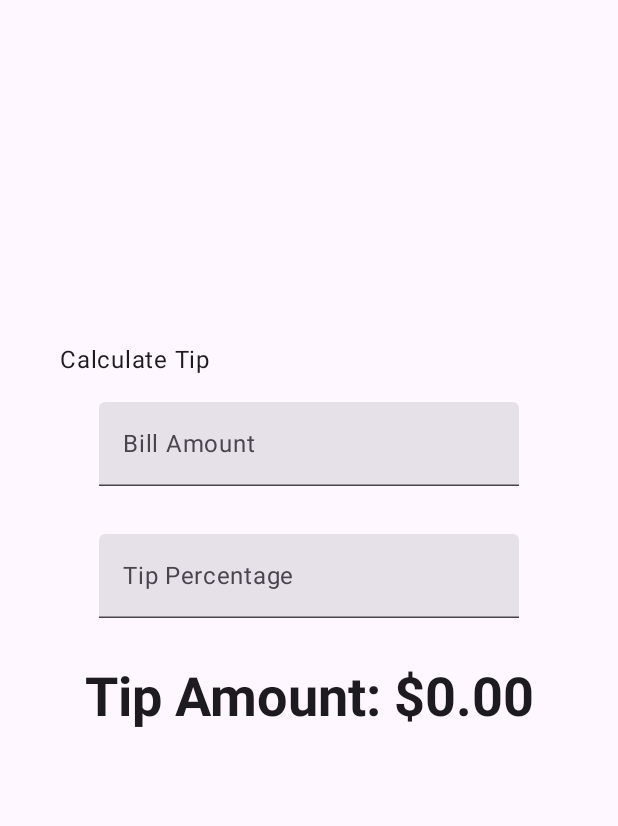
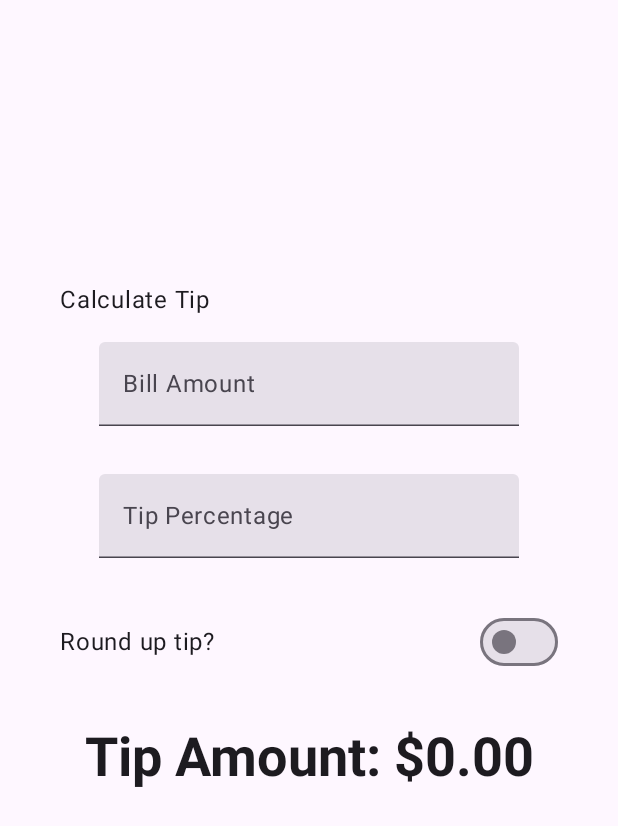
Before and after one commit to curiose/Tip_Calculator, an Android app built with Jetpack Compose: the screen it shows after launch (MainActivity), on a phone screen of 412 x 824 dp. Shown: the top 826 px of the screen. Run offline under Robolectric (Android 15) with nearby library versions, the phone set to English and light mode, and no system bars.

```diff
--- a/app/src/main/java/com/example/tiptime/MainActivity.kt
+++ b/app/src/main/java/com/example/tiptime/MainActivity.kt
@@ -22,16 +22,20 @@ import androidx.activity.enableEdgeToEdge
 import androidx.annotation.StringRes
 import androidx.compose.foundation.layout.Arrangement
 import androidx.compose.foundation.layout.Column
+import androidx.compose.foundation.layout.Row
 import androidx.compose.foundation.layout.Spacer
 import androidx.compose.foundation.layout.fillMaxSize
 import androidx.compose.foundation.layout.fillMaxWidth
 import androidx.compose.foundation.layout.height
 import androidx.compose.foundation.layout.padding
 import androidx.compose.foundation.layout.safeDrawingPadding
+import androidx.compose.foundation.layout.size
 import androidx.compose.foundation.layout.statusBarsPadding
+import androidx.compose.foundation.layout.wrapContentWidth
 import androidx.compose.foundation.text.KeyboardOptions
 import androidx.compose.material3.MaterialTheme
 import androidx.compose.material3.Surface
+import androidx.compose.material3.Switch
 import androidx.compose.material3.Text
 import androidx.compose.material3.TextField
 import androidx.compose.runtime.Composable
@@ -48,6 +52,7 @@ import androidx.compose.ui.tooling.preview.Preview
 import androidx.compose.ui.unit.dp
 import com.example.tiptime.ui.theme.TipTimeTheme
 import java.text.NumberFormat
+import kotlin.math.round
 
 class MainActivity : ComponentActivity() {
     override fun onCreate(savedInstanceState: Bundle?) {
@@ -78,7 +83,11 @@ fun TipTimeLayout() {
     }
     val tipPercent = tipInput.toDoubleOrNull() ?: 0.0
 
-    val tip = calculateTip(amount, tipPercent)
+    var roundUp by remember { // Это переменная для компонуемого состояния Switch, а значением по умолчанию будет значение false.
+        mutableStateOf(false)
+    }
+
+    val tip = calculateTip(amount, tipPercent, roundUp)
     Column(
         modifier = Modifier
             .statusBarsPadding()
@@ -115,11 +124,15 @@ fun TipTimeLayout() {
             modifier = Modifier
                 .fillMaxWidth()
         )
-                Text(
-                    text = stringResource(R.string.tip_amount, tip),
-                    style = MaterialTheme.typography.displaySmall,
-                    modifier = Modifier.padding(top = 32.dp)
-                )
+        RoundTheTipRow(
+            roundUp = roundUp,
+            onRoundUpChanged = {roundUp = it},
+        )
+        Text(
+            text = stringResource(R.string.tip_amount, tip),
+            style = MaterialTheme.typography.displaySmall,
+            modifier = Modifier.padding(top = 32.dp)
+        )
         Spacer(modifier = Modifier.height(150.dp))
     }
 }
@@ -141,13 +154,44 @@ fun EditNumberField( //эта функция создает поле TextField
     )
 }
 
+@Composable
+fun RoundTheTipRow(
+    roundUp: Boolean,
+    onRoundUpChanged: (Boolean) -> Unit,
+    modifier: Modifier = Modifier) {
+    Row(
+        modifier = Modifier
+            .padding(top = 32.dp)
+            .fillMaxWidth()
+            .size(48.dp),
+        verticalAlignment = Alignment.CenterVertically,
+    ) {
+        Text(
+            text = stringResource(R.string.round_up_tip)
+        )
+        Switch(
+            modifier = Modifier
+                .fillMaxWidth()
+                .wrapContentWidth(Alignment.End),
+            checked = roundUp,
+            onCheckedChange = onRoundUpChanged,)
+    }
+}
+
 /**
  * Calculates the tip based on the user input and format the tip amount
  * according to the local currency.
  * Example would be "$10.00".
  */
-private fun calculateTip(amount: Double, tipPercent: Double = 15.0): String {
-    val tip = tipPercent / 100 * amount
+private fun calculateTip(
+    amount: Double,
+    tipPercent: Double = 15.0,
+    roundUp: Boolean
+): String {
+    var tip = tipPercent / 100 * amount
+    if (roundUp) {
+        tip = kotlin.math.ceil(tip)
+    }
     return NumberFormat.getCurrencyInstance().format(tip)
 }
 
```
